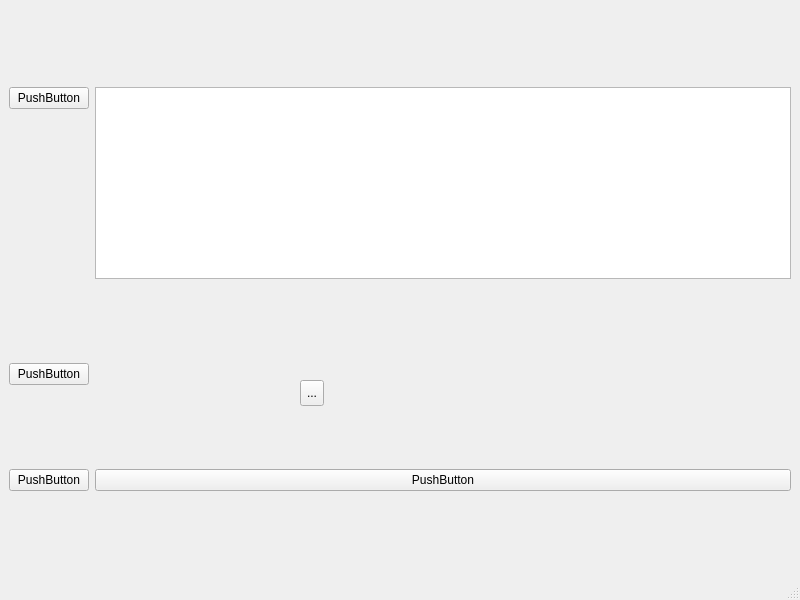
The window that nemidoonam/mainwindow.ui (gravelord-nito/simple_messenger_gui) describes before a commit, drawn with Qt 5.
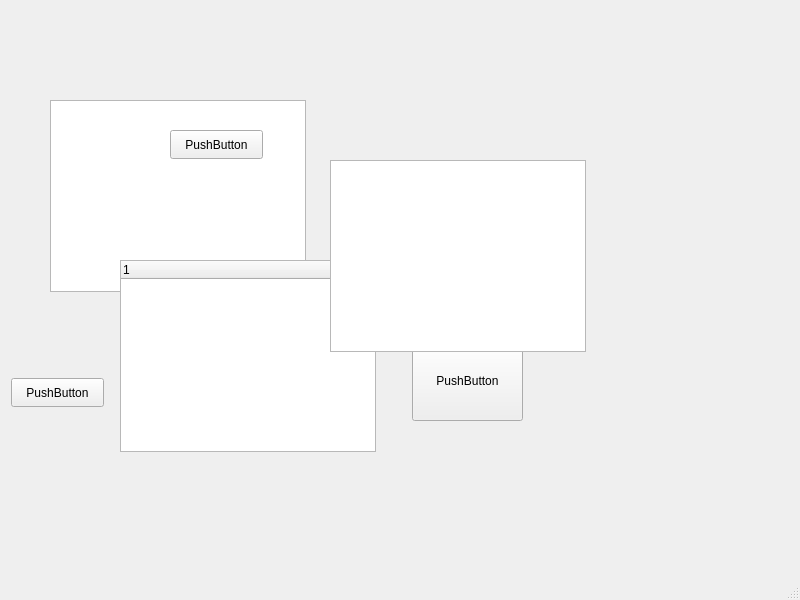
The same window after the commit.

Diff of the .ui file:
```diff
--- a/nemidoonam/mainwindow.ui
+++ b/nemidoonam/mainwindow.ui
@@ -14,44 +14,11 @@
    <string>MainWindow</string>
   </property>
   <widget class="QWidget" name="centralwidget">
-   <layout class="QFormLayout" name="formLayout">
-    <item row="3" column="1">
-     <widget class="QPushButton" name="pushButton">
-      <property name="text">
-       <string>PushButton</string>
-      </property>
-     </widget>
-    </item>
-    <item row="1" column="1">
-     <widget class="QListView" name="listView"/>
-    </item>
-    <item row="3" column="0">
-     <widget class="QPushButton" name="pushButton_2">
-      <property name="text">
-       <string>PushButton</string>
-      </property>
-     </widget>
-    </item>
-    <item row="1" column="0">
-     <widget class="QPushButton" name="pushButton_3">
-      <property name="text">
-       <string>PushButton</string>
-      </property>
-     </widget>
-    </item>
-    <item row="2" column="0">
-     <widget class="QPushButton" name="pushButton_4">
-      <property name="text">
-       <string>PushButton</string>
-      </property>
-     </widget>
-    </item>
-   </layout>
    <widget class="QToolButton" name="toolButton">
     <property name="geometry">
      <rect>
-      <x>300</x>
-      <y>380</y>
+      <x>500</x>
+      <y>250</y>
       <width>24</width>
       <height>26</height>
      </rect>
@@ -60,6 +27,93 @@
      <string>...</string>
     </property>
    </widget>
+   <widget class="QPushButton" name="pushButton">
+    <property name="geometry">
+     <rect>
+      <x>430</x>
+      <y>270</y>
+      <width>93</width>
+      <height>71</height>
+     </rect>
+    </property>
+    <property name="text">
+     <string>PushButton</string>
+    </property>
+   </widget>
+   <widget class="QListView" name="listView">
+    <property name="geometry">
+     <rect>
+      <x>50</x>
+      <y>100</y>
+      <width>256</width>
+      <height>192</height>
+     </rect>
+    </property>
+   </widget>
+   <widget class="QPushButton" name="pushButton_2">
+    <property name="geometry">
+     <rect>
+      <x>11</x>
+      <y>378</y>
+      <width>93</width>
+      <height>29</height>
+     </rect>
+    </property>
+    <property name="text">
+     <string>PushButton</string>
+    </property>
+   </widget>
+   <widget class="QPushButton" name="pushButton_3">
+    <property name="geometry">
+     <rect>
+      <x>170</x>
+      <y>130</y>
+      <width>93</width>
+      <height>29</height>
+     </rect>
+    </property>
+    <property name="text">
+     <string>PushButton</string>
+    </property>
+   </widget>
+   <widget class="QPushButton" name="pushButton_4">
+    <property name="geometry">
+     <rect>
+      <x>412</x>
+      <y>340</y>
+      <width>111</width>
+      <height>81</height>
+     </rect>
+    </property>
+    <property name="text">
+     <string>PushButton</string>
+    </property>
+   </widget>
+   <widget class="QTreeWidget" name="treeWidget">
+    <property name="geometry">
+     <rect>
+      <x>120</x>
+      <y>260</y>
+      <width>256</width>
+      <height>192</height>
+     </rect>
+    </property>
+    <column>
+     <property name="text">
+      <string notr="true">1</string>
+     </property>
+    </column>
+   </widget>
+   <widget class="QTableWidget" name="tableWidget">
+    <property name="geometry">
+     <rect>
+      <x>330</x>
+      <y>160</y>
+      <width>256</width>
+      <height>192</height>
+     </rect>
+    </property>
+   </widget>
   </widget>
   <widget class="QMenuBar" name="menubar">
    <property name="geometry">
```
